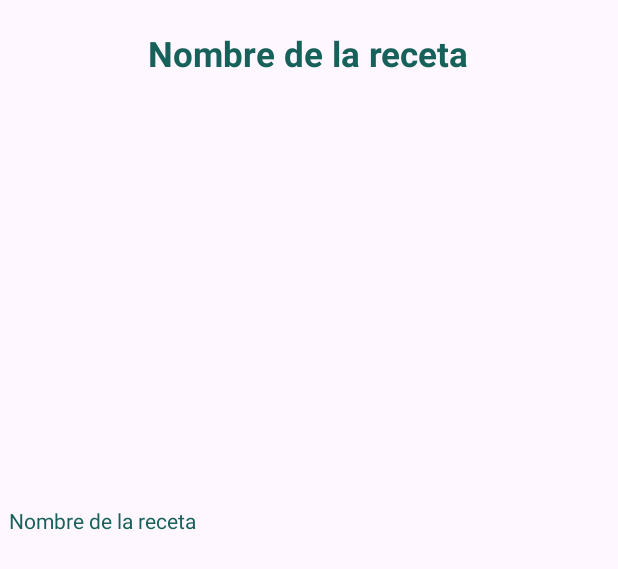
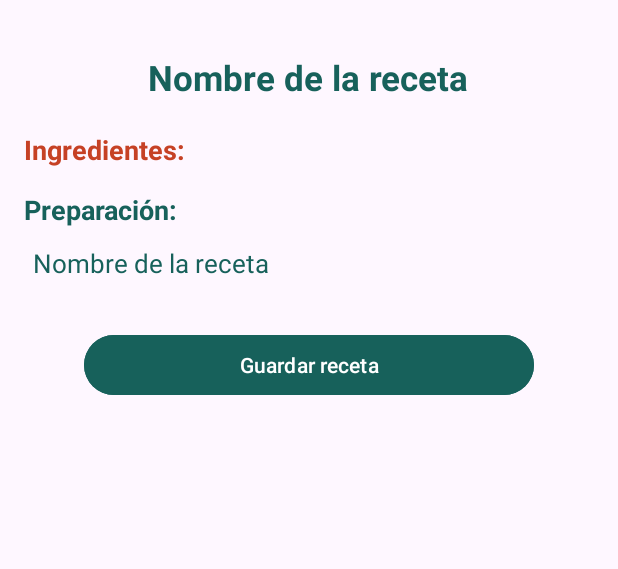
Before and after one commit to Oaning/ComoEnCasa_AppMovil, an Android app: the layout activity_detalle_receta.xml on its own in the app's theme, with its tools: preview values and no code run, on a phone screen of 412 x 824 dp. Shown: the top 569 px of the screen. Run offline under Robolectric (Android 15) with nearby library versions, the phone set to English and light mode, and no system bars.

Commit message:
Mejorado detalle receta, falta darle funcionalidad al botón en función de si la receta está en la lista de recetas favoritas del usuario o no

```diff
--- a/app/src/main/res/layout/activity_detalle_receta.xml
+++ b/app/src/main/res/layout/activity_detalle_receta.xml
@@ -5,18 +5,19 @@
     xmlns:tools="http://schemas.android.com/tools"
     android:layout_width="match_parent"
     android:layout_height="match_parent"
-    >
+    tools:context=".DetalleRecetaActivity">
 
-    <RelativeLayout
+    <LinearLayout
         android:layout_width="match_parent"
         android:layout_height="wrap_content"
-        tools:context=".DetalleRecetaActivity">
+        android:orientation="vertical"
+        android:padding="16dp">
 
         <TextView
             android:id="@+id/tvNombreReceta"
             android:layout_width="wrap_content"
             android:layout_height="wrap_content"
-            android:layout_centerHorizontal="true"
+            android:layout_gravity="center"
             android:layout_marginTop="20dp"
             android:text="@string/inicio_nombre_receta"
             android:textColor="@color/turquesaOscuro"
@@ -25,35 +26,67 @@
             />
         <ImageView
             android:id="@+id/ivRecipePhoto"
-            android:layout_width="250dp"
-            android:layout_height="250dp"
-            android:layout_centerHorizontal="true"
+            android:layout_width="match_parent"
+            android:layout_height="wrap_content"
+            android:layout_marginTop="10dp"
+            android:layout_marginHorizontal="10dp"
+            android:layout_gravity="center"
             app:layout_constraintEnd_toEndOf="parent"
-            android:layout_below="@+id/tvNombreReceta"
             app:layout_constraintTop_toTopOf="parent"
-            android:layout_marginTop="10dp"
             android:contentDescription="@string/recipe_photo" />
 
-        <ListView
-            android:id="@+id/lvRecetaIngredientes"
+        <TextView
+            android:layout_width="wrap_content"
+            android:layout_height="wrap_content"
+            android:text="@string/lista_ingredientes"
+            android:textColor="@color/rojoOscuro"
+            android:textSize="18sp"
+            android:textStyle="bold"
+            android:layout_marginTop="10dp"
+            />
+
+        <androidx.recyclerview.widget.RecyclerView
+            android:id="@+id/rvRecetaIngredientes"
             android:layout_width="match_parent"
             android:layout_height="wrap_content"
-            android:layout_below="@+id/ivRecipePhoto"
+            android:layout_marginTop="5dp"
+            android:divider="@color/white"
+            android:nestedScrollingEnabled="false"
+            />
+
+        <TextView
+            android:layout_width="wrap_content"
+            android:layout_height="wrap_content"
+            android:text="@string/preparacion"
+            android:textColor="@color/turquesaOscuro"
+            android:textSize="18sp"
+            android:textStyle="bold"
             android:layout_marginTop="10dp"
-            android:divider="@color/white"
             />
+
         <TextView
             android:id="@+id/tvDescripcionReceta"
             android:layout_width="match_parent"
             android:layout_height="wrap_content"
-            android:layout_marginTop="10dp"
+            android:layout_marginTop="5dp"
             android:layout_marginBottom="16dp"
-            android:layout_below="@+id/lvRecetaIngredientes"
             android:text="@string/inicio_nombre_receta"
             android:textColor="@color/turquesaOscuro"
             android:textStyle="normal"
+            android:textSize="17sp"
             android:padding="6dp"
             />
 
-    </RelativeLayout>
+        <Button
+            android:layout_width="match_parent"
+            android:layout_height="wrap_content"
+            android:textAlignment="center"
+            android:layout_marginLeft="40dp"
+            android:layout_marginRight="40dp"
+            android:layout_marginTop="10dp"
+            android:backgroundTint="@color/turquesaOscuro"
+            android:text="@string/receta_guardar"
+            />
+
+    </LinearLayout>
 </ScrollView>
--- a/app/src/main/res/values/strings.xml
+++ b/app/src/main/res/values/strings.xml
@@ -49,4 +49,8 @@
     <!-- String del item receta -->
     <string name="item_nombre_receta">Nombre receta</string>
     <string name="recipe_photo">Fotografía relacionada con la receta</string>
+    <string name="lista_ingredientes">Ingredientes:</string>
+    <string name="preparacion">Preparación:</string>
+    <string name="receta_guardar">Guardar receta</string>
+    <string name="receta_quitar">Quitar receta</string>
 </resources>
```
Also changed, not shown: app/src/main/java/com/example/comoencasa/DetalleRecetaActivity.kt (+36 -15 lines), app/src/main/java/com/example/comoencasa/FavoritosActivity.kt (+1 -10 lines), app/src/main/java/com/example/comoencasa/ImageEdition.kt (added, +36 -0 lines), app/src/main/java/com/example/comoencasa/MainActivity.kt (+9 -7 lines), app/src/main/res/layout/item_ingredient.xml (added, +14 -0 lines).
